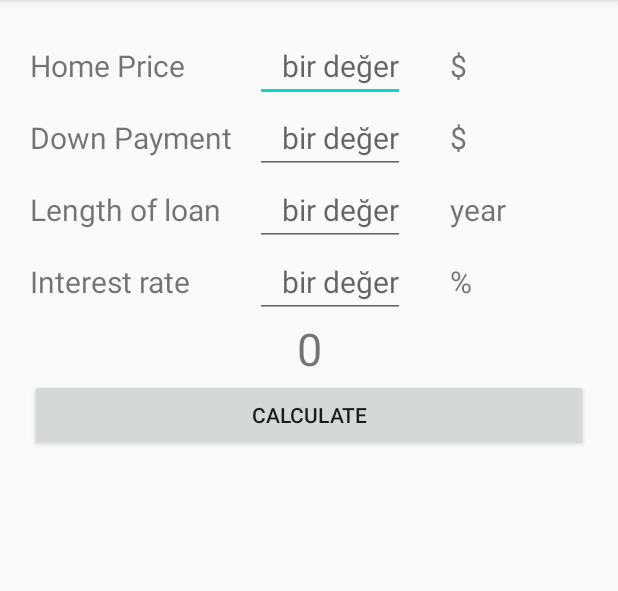
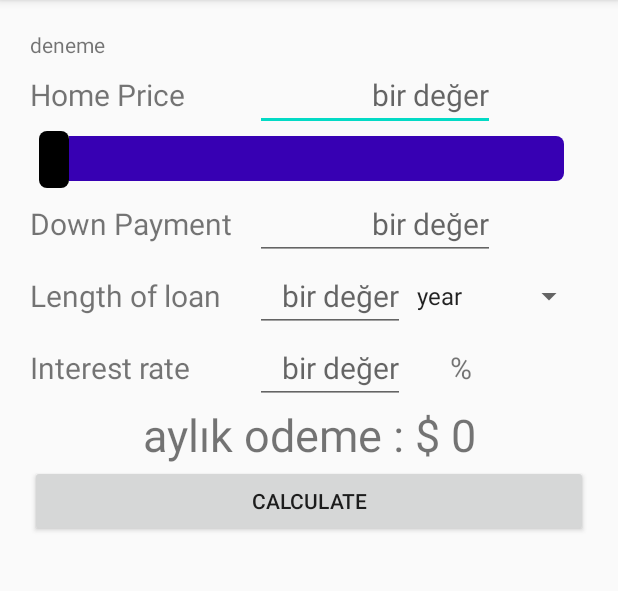
Before and after one commit to buarkk/Mortgage, an Android app: the screen it shows after launch (MainActivity), after a tap on "CALCULATE", on a phone screen of 412 x 824 dp, the part 84-675 px from its top. Run offline under Robolectric (Android 15) with nearby library versions, the phone set to English and light mode, and no system bars.

```diff
--- a/app/src/main/java/com/simple/mortgage/MainActivity.java
+++ b/app/src/main/java/com/simple/mortgage/MainActivity.java
@@ -4,9 +4,15 @@ import androidx.appcompat.app.AppCompatActivity;
 
 import android.os.Bundle;
 import android.view.View;
+import android.widget.ArrayAdapter;
 import android.widget.Button;
 import android.widget.EditText;
+import android.widget.SeekBar;
+import android.widget.Spinner;
 import android.widget.TextView;
+import android.widget.Toast;
+
+import java.text.DecimalFormat;
 
 public class MainActivity extends AppCompatActivity {
 
@@ -16,10 +22,17 @@ public class MainActivity extends AppCompatActivity {
     //int Hkredi,Honodeme,Htoplamsure,Hfaizorani,HaylikOdeme;
 
     EditText ToplamKredi;
-    TextView Odeme;
+    TextView Odeme, AylikOdeme, test_textview;
     Button calculate;
+    SeekBar seekbar;
+Spinner spinnertime;
 
-    int toplampara;
+    double mortgage_time_monthly, mortgage_interest,
+            mortgage_payment;
+    int mortgage_total;
+
+    DecimalFormat currency = new DecimalFormat("$ ###,###,###.##");
+
 
     @Override
     protected void onCreate(Bundle savedInstanceState) {
@@ -31,45 +44,83 @@ public class MainActivity extends AppCompatActivity {
         //  OnOdeme=(EditText) findViewById(R.id.OnOdeme);
         //  ToplamVade=(EditText) findViewById(R.id.ToplamVade);
         //  YillikFaiz=(EditText) findViewById(R.id.YıllıkFaiz);
-        //AylikOdeme=(TextView) findViewById(R.id.AylıkOdeme);
-        //calculate=(Button) findViewById(R.id.calculate);
+
+
+        ToplamKredi = (EditText) findViewById(R.id.ToplamKredi);
+        // Odeme=(TextView) findViewById(R.id.odeme);
+        calculate = (Button) findViewById(R.id.calculate);
+        AylikOdeme = (TextView) findViewById(R.id.AylıkOdeme);
+        seekbar = (SeekBar) findViewById(R.id.seek_bar);
+        test_textview = (TextView) findViewById(R.id.test_textview);
+
+        mortgage_total = 0;
+        mortgage_time_monthly = 0;
+        mortgage_interest = 0;
+
+        spinnertime=findViewById(R.id.spinnertime);
+        DetermineTime();
 
 
 
 
-        ToplamKredi=(EditText) findViewById(R.id.ToplamKredi);
-        Odeme=(TextView) findViewById(R.id.AylıkOdeme);
-        calculate=(Button) findViewById(R.id.calculate);
 
+
+        seekbar.setOnSeekBarChangeListener(new SeekBar.OnSeekBarChangeListener() {
+            @Override
+            public void onProgressChanged(SeekBar seekBar, int progress, boolean fromUser) {
+                ToplamKredi.setText(currency.format(progress) + "");
+                mortgage_total = progress;
+                Calculation();
+            }
+
+            @Override
+            public void onStartTrackingTouch(SeekBar seekBar) {
+
+            }
+
+            @Override
+            public void onStopTrackingTouch(SeekBar seekBar) {
+
+            }
+        });
 
 
         calculate.setOnClickListener(new View.OnClickListener() {
             @Override
             public void onClick(View v) {
+                Calculation();
 
-        toplampara = Integer.parseInt(ToplamKredi.getText().toString());
-        Odeme.setText(Integer.toString(toplampara));
 
             }
         });
 
-        //  calculate.setOnClickListener(new View.OnClickListener() {
-         //   @Override
-                    //  public void onClick(View view) {
-                    //Hkredi=Integer.parseInt(ToplamKredi.getText().toString());
-                    //      Honodeme=Integer.parseInt(OnOdeme.getText().toString());
-        //      Htoplamsure=Integer.parseInt(ToplamVade.getText().toString());
-        //Hfaizorani=Integer.parseInt(YillikFaiz.getText().toString());
+    }
 
-                    //HaylikOdeme=Hkredi+Honodeme;
+    private void DetermineTime() {
+        ArrayAdapter<String> timeAdapter=new ArrayAdapter<>(this,android.R.layout.simple_spinner_item, getResources().getStringArray(R.array.time));
+        timeAdapter.setDropDownViewResource(android.R.layout.simple_spinner_dropdown_item);
+        spinnertime.setAdapter(timeAdapter);
 
-        //AylikOdeme.setText(Integer.toString(HaylikOdeme));
+    }
+
+    public void Calculation() {
+        double mortgage_interest_monthly;
+        double uslusayi;
+        int mortgage_payment_int;
+
+        String time=spinnertime.getSelectedItem().toString();
+        Toast.makeText(MainActivity.this,time,Toast.LENGTH_SHORT).show();
+
+        mortgage_interest_monthly = mortgage_interest / 12 / 100;
+        uslusayi = Math.pow((1 + (mortgage_interest_monthly)), mortgage_time_monthly);
+
+        mortgage_payment = (mortgage_total * mortgage_interest_monthly * uslusayi) / (uslusayi - 1);
+        mortgage_payment_int = (int) (mortgage_payment);
+
+        AylikOdeme.setText("aylık odeme : " + currency.format(mortgage_payment_int));
 
 
+    }
 
 
-        //   }
-        //});
-        //}
 }
- }
--- /dev/null
+++ b/app/src/main/res/drawable/thumb.xml
@@ -0,0 +1,10 @@
+<?xml version="1.0" encoding="utf-8"?>
+<shape xmlns:android="http://schemas.android.com/apk/res/android"
+    android:shape="rectangle"
+    >
+<solid android:color="@color/black"/>
+    <size android:height="38dp"
+        android:width="20dp"/>
+<corners android:radius="5dp"/>
+
+</shape>
--- /dev/null
+++ b/app/src/main/res/drawable/track.xml
@@ -0,0 +1,34 @@
+<?xml version="1.0" encoding="utf-8"?>
+<layer-list xmlns:android="http://schemas.android.com/apk/res/android">
+
+    <item android:gravity="center_vertical">
+        <shape android:shape="rectangle">
+            <solid android:color="@color/colorPrimaryDark" />
+            <size android:height="30dp" />
+            <corners android:radius="5dp" />
+        </shape>
+
+    </item>
+
+    <item android:gravity="center_vertical">
+        <scale android:scaleWidth="100%">
+            <selector>
+                <item
+                    android:drawable="@color/black"
+                    android:state_enabled="false">
+
+                </item>
+                <item>
+                    <shape android:shape="rectangle">
+                        <solid android:color="@color/white" />
+                        <size android:height="30dp" />
+                        <corners android:radius="5dp" />
+                    </shape>
+                </item>
+
+            </selector>
+        </scale>
+
+    </item>
+
+</layer-list>
--- a/app/src/main/res/layout/activity_main.xml
+++ b/app/src/main/res/layout/activity_main.xml
@@ -1,13 +1,21 @@
 <?xml version="1.0" encoding="utf-8"?>
 <LinearLayout xmlns:android="http://schemas.android.com/apk/res/android"
     android:layout_width="match_parent"
-    android:layout_height="match_parent"
+    android:layout_height="wrap_content"
     android:orientation="vertical"
     android:padding="20dp">
+
+    <TextView
+        android:id="@+id/test_textview"
+        android:layout_width="match_parent"
+        android:layout_height="match_parent"
+        android:layout_weight="1"
+        android:text="deneme" />
 
     <LinearLayout
         android:layout_width="match_parent"
         android:layout_height="wrap_content"
+        android:layout_weight="1"
         android:gravity="left|center"
         android:orientation="horizontal">
 
@@ -20,18 +28,29 @@
 
         <EditText
             android:id="@+id/ToplamKredi"
-            android:layout_width="100dp"
+            android:layout_width="160dp"
             android:layout_height="wrap_content"
             android:gravity="right"
             android:hint="bir değer"
             android:textSize="20sp" />
 
-        <TextView
-            android:layout_width="wrap_content"
-            android:layout_height="wrap_content"
-            android:paddingLeft="30dp"
-            android:text="$"
-            android:textSize="20sp" />
+    </LinearLayout>
+
+    <LinearLayout
+        android:layout_width="match_parent"
+        android:layout_height="wrap_content"
+        android:layout_weight="1"
+        android:orientation="vertical">
+
+        <SeekBar
+            android:id="@+id/seek_bar"
+            android:layout_width="match_parent"
+            android:layout_height="match_parent"
+            android:indeterminate="false"
+            android:max="10000000"
+            android:progress="0"
+            android:progressDrawable="@drawable/track"
+            android:thumb="@drawable/thumb" />
 
     </LinearLayout>
 
@@ -39,6 +58,7 @@
     <LinearLayout
         android:layout_width="match_parent"
         android:layout_height="wrap_content"
+        android:layout_weight="1"
         android:gravity="left|center"
         android:orientation="horizontal">
 
@@ -51,17 +71,10 @@
 
         <EditText
             android:id="@+id/OnOdeme"
-            android:layout_width="100dp"
+            android:layout_width="160dp"
             android:layout_height="wrap_content"
             android:gravity="right"
             android:hint="bir değer"
-            android:textSize="20sp" />
-
-        <TextView
-            android:layout_width="wrap_content"
-            android:layout_height="wrap_content"
-            android:paddingLeft="30dp"
-            android:text="$"
             android:textSize="20sp" />
 
     </LinearLayout>
@@ -69,6 +82,7 @@
     <LinearLayout
         android:layout_width="match_parent"
         android:layout_height="wrap_content"
+        android:layout_weight="1"
         android:gravity="left|center"
         android:orientation="horizontal">
 
@@ -87,18 +101,24 @@
             android:hint="bir değer"
             android:textSize="20sp" />
 
-        <TextView
-            android:layout_width="wrap_content"
+
+        <Spinner
+            android:id="@+id/spinnertime"
+            android:layout_width="120dp"
             android:layout_height="wrap_content"
-            android:paddingLeft="30dp"
-            android:text="year"
-            android:textSize="20sp" />
+            android:scrollbarSize="3dp"
+
+            />
+
+
+
 
     </LinearLayout>
 
     <LinearLayout
         android:layout_width="match_parent"
         android:layout_height="wrap_content"
+        android:layout_weight="1"
         android:gravity="left|center"
         android:orientation="horizontal">
 
@@ -128,23 +148,25 @@
 
     <LinearLayout
         android:layout_width="match_parent"
-        android:layout_height="wrap_content">
+        android:layout_height="wrap_content"
+        android:layout_weight="1">
 
 
         <TextView
             android:id="@+id/AylıkOdeme"
             android:layout_width="match_parent"
             android:layout_height="match_parent"
+            android:gravity="center"
             android:text="AYLIK ODEME"
-            android:textSize="30sp"
-            android:gravity="center"/>
+            android:textSize="30sp" />
 
     </LinearLayout>
 
 
     <LinearLayout
         android:layout_width="match_parent"
-        android:layout_height="wrap_content">
+        android:layout_height="wrap_content"
+        android:layout_weight="1">
 
         <Button
             android:id="@+id/calculate"
--- a/app/src/main/res/values/colors.xml
+++ b/app/src/main/res/values/colors.xml
@@ -3,4 +3,6 @@
     <color name="colorPrimary">#6200EE</color>
     <color name="colorPrimaryDark">#3700B3</color>
     <color name="colorAccent">#03DAC5</color>
+    <color name="black">#000000</color>
+    <color name="white">#ffffff</color>
 </resources>
--- a/app/src/main/res/values/strings.xml
+++ b/app/src/main/res/values/strings.xml
@@ -1,3 +1,9 @@
 <resources>
     <string name="app_name">Mortgage</string>
+
+    <string-array name="time">
+        <item>year</item>
+        <item>month</item>
+
+    </string-array>
 </resources>
```
Lines whose indentation alone changed are shown as unchanged.
